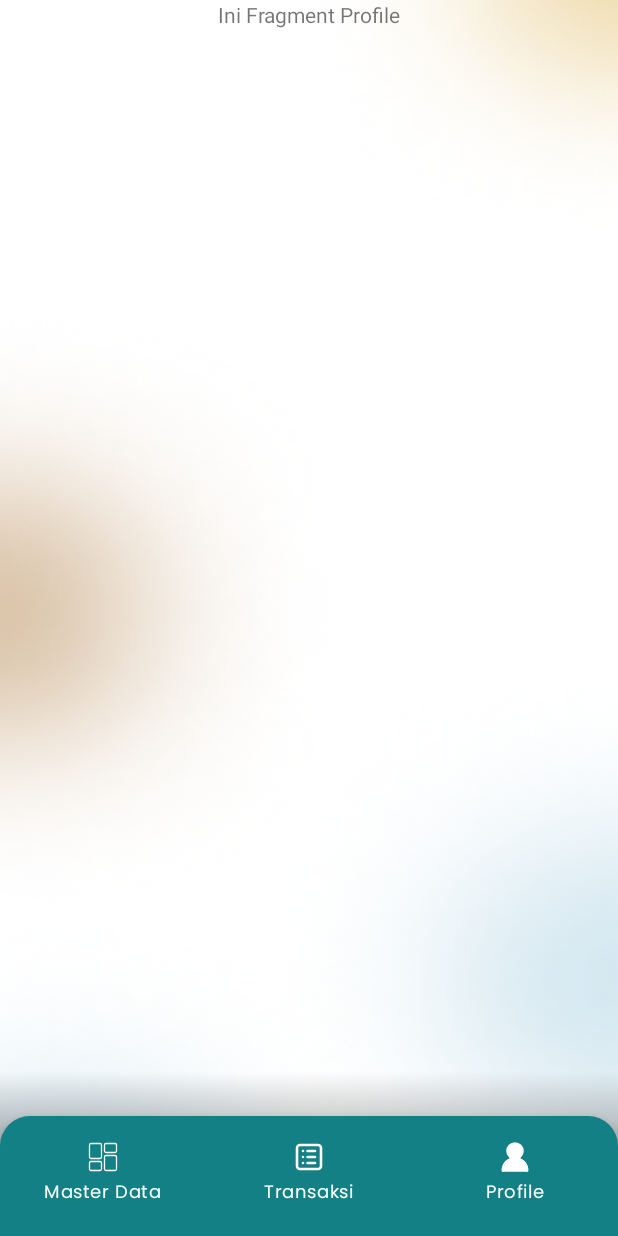
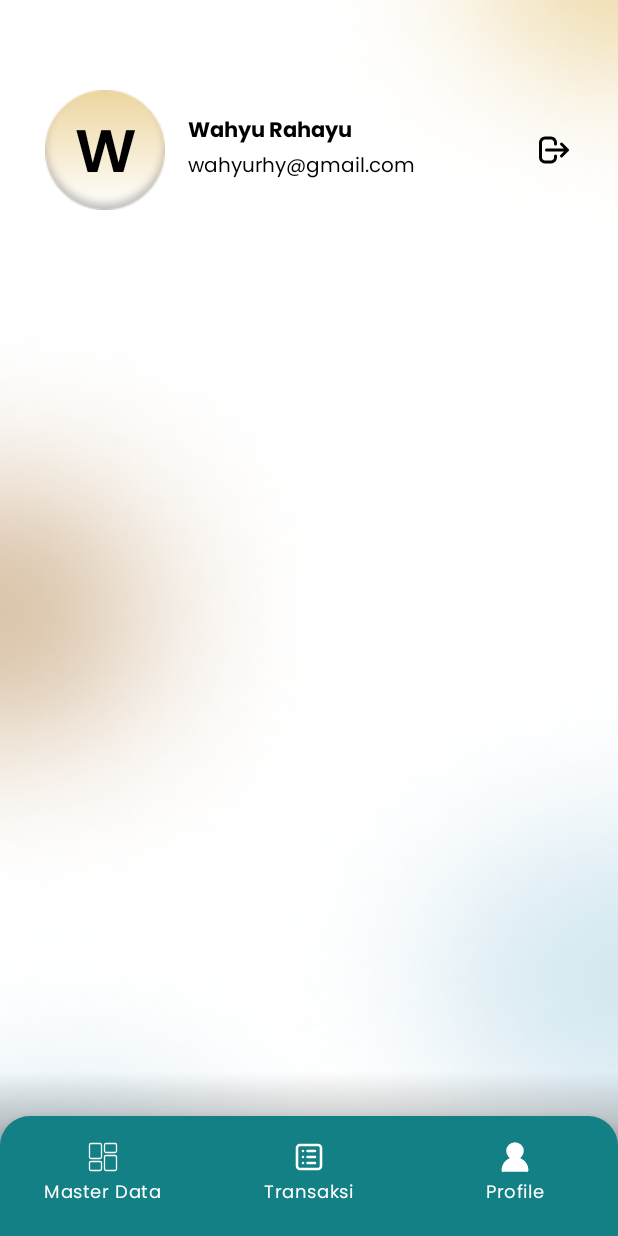
Before and after one commit to wahyurhy/TraceableGoods, an Android app: the screen it shows after launch (MainActivity), item 3 of the bottom bar chosen, on a phone screen of 412 x 824 dp. Run offline under Robolectric (Android 15) with nearby library versions, the phone set to English and light mode, and no system bars.

Commit message:
Membuat layout ProfileFragment.kt sesuai dengan design figma

```diff
--- a/app/src/main/java/com/wahyurhy/traceablegoods/adapter/TransaksiAdapter.kt
+++ b/app/src/main/java/com/wahyurhy/traceablegoods/adapter/TransaksiAdapter.kt
@@ -3,12 +3,9 @@ package com.wahyurhy.traceablegoods.adapter
 import android.view.LayoutInflater
 import android.view.View
 import android.view.ViewGroup
-import android.view.WindowManager.LayoutParams
 import android.widget.ImageView
 import android.widget.TextView
 import androidx.cardview.widget.CardView
-import androidx.constraintlayout.widget.ConstraintLayout
-import androidx.constraintlayout.widget.ConstraintSet.Constraint
 import androidx.recyclerview.widget.RecyclerView
 import com.wahyurhy.traceablegoods.R
 import com.wahyurhy.traceablegoods.model.transaksi.Item
--- a/app/src/main/java/com/wahyurhy/traceablegoods/ui/fragment/ProfileFragment.kt
+++ b/app/src/main/java/com/wahyurhy/traceablegoods/ui/fragment/ProfileFragment.kt
@@ -4,6 +4,7 @@ import android.os.Bundle
 import android.view.LayoutInflater
 import android.view.View
 import android.view.ViewGroup
+import android.widget.Toast
 import androidx.fragment.app.Fragment
 import com.wahyurhy.traceablegoods.databinding.FragmentProfileBinding
 
@@ -22,29 +23,9 @@ class ProfileFragment : Fragment() {
     override fun onViewCreated(view: View, savedInstanceState: Bundle?) {
         super.onViewCreated(view, savedInstanceState)
 
-//        rawListInit()
+        binding.btnLogout.setOnClickListener {
+            Toast.makeText(requireContext(), "Logout", Toast.LENGTH_SHORT).show()
+        }
     }
 
-//    private fun rawListInit() {
-//        val gson = Gson()
-//        val i = requireContext().assets.open("data_info.json")
-//        val br = BufferedReader(InputStreamReader(i))
-//        val dataList = gson.fromJson(br, DataInfoModel::class.java)
-//
-//        bindData(dataList)
-//    }
-
-//    private fun bindData(dataList: DataInfoModel) {
-//        dataList.result.forEach { result ->
-//            val adapter = DataInfoAdapter(result.items)
-//            binding.rvDataInfo.adapter = adapter
-//            adapter.setOnClickedListener(object : DataInfoAdapter.OnItemClickListener {
-//                override fun onItemClick(itemView: View?, position: Int) {
-//                    val dataName = result.items[position].dataName
-//                    Toast.makeText(requireContext(), "$dataName was clicked!", Toast.LENGTH_SHORT).show()
-//                }
-//            })
-//        }
-//    }
-
 }
--- /dev/null
+++ b/app/src/main/res/drawable/ic_logout.xml
@@ -0,0 +1,13 @@
+<vector xmlns:android="http://schemas.android.com/apk/res/android"
+    android:width="24dp"
+    android:height="24dp"
+    android:viewportWidth="24"
+    android:viewportHeight="24">
+  <path
+      android:pathData="M17,16L21,12M21,12L17,8M21,12H7M13,16V17C13,17.796 12.684,18.559 12.121,19.121C11.559,19.684 10.796,20 10,20H6C5.204,20 4.441,19.684 3.879,19.121C3.316,18.559 3,17.796 3,17V7C3,6.204 3.316,5.441 3.879,4.879C4.441,4.316 5.204,4 6,4H10C10.796,4 11.559,4.316 12.121,4.879C12.684,5.441 13,6.204 13,7V8"
+      android:strokeLineJoin="round"
+      android:strokeWidth="2"
+      android:fillColor="#00000000"
+      android:strokeColor="#000000"
+      android:strokeLineCap="round"/>
+</vector>
--- a/app/src/main/res/layout/fragment_profile.xml
+++ b/app/src/main/res/layout/fragment_profile.xml
@@ -5,20 +5,79 @@
     android:layout_width="match_parent"
     android:layout_height="match_parent"
     android:background="@drawable/bg_main"
-    tools:context=".ui.fragment.MasterDataFragment">
+    tools:context=".ui.fragment.ProfileFragment">
 
     <androidx.constraintlayout.widget.ConstraintLayout
         android:layout_width="match_parent"
+        android:paddingBottom="10dp"
+        android:paddingTop="60dp"
+        android:paddingStart="30dp"
+        android:paddingEnd="15dp"
         android:layout_height="0dp">
 
-        <TextView
+        <androidx.cardview.widget.CardView
+            android:id="@+id/image_profile"
             android:layout_width="wrap_content"
             android:layout_height="wrap_content"
-            android:text="Ini Fragment Profile"
+            app:cardCornerRadius="30dp"
+            app:cardElevation="0dp"
+            app:layout_constraintStart_toStartOf="parent"
+            app:layout_constraintTop_toTopOf="parent">
+
+            <TextView
+                android:layout_width="80dp"
+                android:layout_height="80dp"
+                android:background="@drawable/bg_profile_empty"
+                android:fontFamily="@font/poppins_semi_bold"
+                android:gravity="center"
+                android:paddingTop="10dp"
+                android:text="W"
+                android:textColor="@color/black"
+                android:textSize="40sp" />
+
+        </androidx.cardview.widget.CardView>
+
+        <LinearLayout
+            android:id="@+id/linearLayout"
+            android:layout_width="wrap_content"
+            android:layout_height="wrap_content"
+            android:layout_marginStart="15dp"
+            android:layout_marginTop="15dp"
+            android:orientation="vertical"
+            app:layout_constraintStart_toEndOf="@id/image_profile"
+            app:layout_constraintTop_toTopOf="parent">
+
+            <TextView
+                android:layout_width="wrap_content"
+                android:layout_height="wrap_content"
+                android:fontFamily="@font/poppins_bold"
+                android:maxWidth="280dp"
+                android:maxLines="1"
+                android:text="Wahyu Rahayu"
+                android:textColor="@color/black" />
+
+            <TextView
+                android:layout_width="wrap_content"
+                android:layout_height="wrap_content"
+                android:fontFamily="@font/poppins_regular"
+                android:maxWidth="210dp"
+                android:text="wahyurhy@gmail.com"
+                android:textColor="@color/black"
+                android:textSize="13sp" />
+
+        </LinearLayout>
+
+        <ImageButton
+            android:id="@+id/btn_logout"
+            android:layout_width="wrap_content"
+            android:layout_height="wrap_content"
+            android:src="@drawable/ic_logout"
+            android:padding="15dp"
             app:layout_constraintBottom_toBottomOf="parent"
             app:layout_constraintEnd_toEndOf="parent"
-            app:layout_constraintStart_toStartOf="parent"
-            app:layout_constraintTop_toTopOf="parent" />
+            android:background="@android:color/transparent"
+            app:layout_constraintTop_toTopOf="parent"
+            android:contentDescription="@string/logout" />
 
     </androidx.constraintlayout.widget.ConstraintLayout>
 </ScrollView>
--- a/app/src/main/res/values/strings.xml
+++ b/app/src/main/res/values/strings.xml
@@ -12,4 +12,5 @@
     <string name="hello_blank_fragment">Hello blank fragment</string>
     <string name="tambah_transaksi">Tambah Transaksi</string>
     <string name="filter_data">filter data</string>
+    <string name="logout">Logout</string>
 </resources>
```
Also changed, not shown: app/src/main/res/drawable/bg_profile_empty.png (added).
